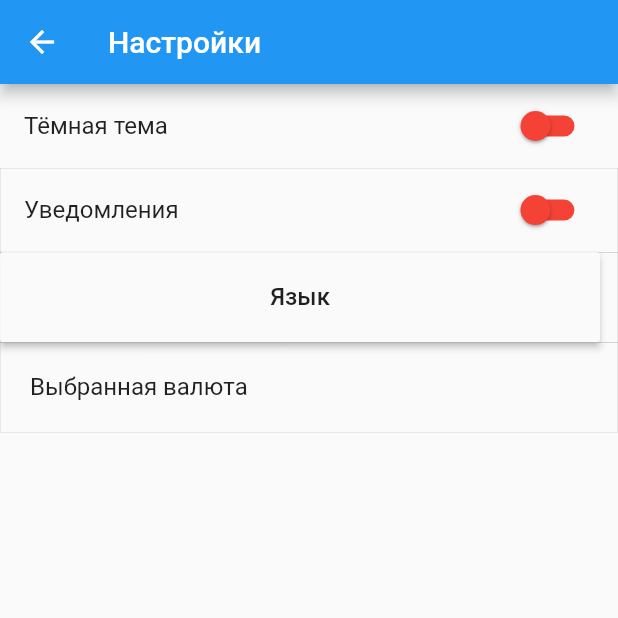
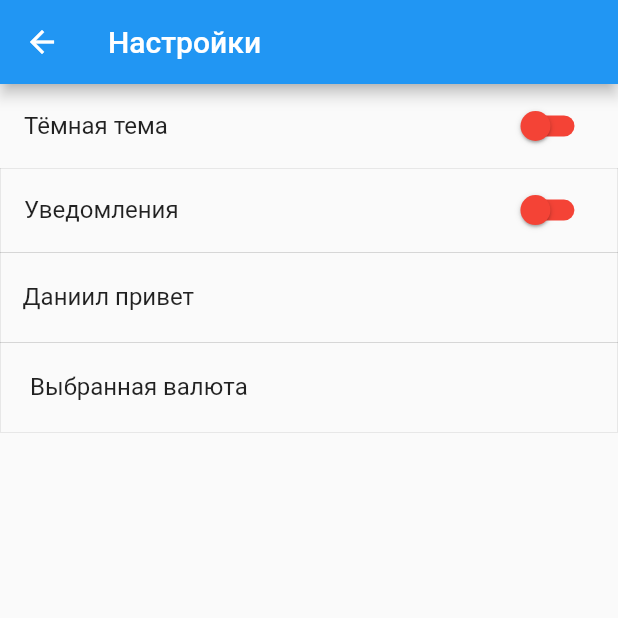
Before and after one commit to andryfaciy/Flatter_App, a Flutter app: the screen it shows after launch, in the side drawer, after a tap on "Настройки", on a phone screen of 412 x 824 dp, the top half of it. Run offline on Flutter 3.47's test engine with Material 2 defaults, Android fonts, the phone set to English and light mode, and no system bars.

Commit message:
Update main.dart

```diff
--- a/flutter_app/lib/main.dart
+++ b/flutter_app/lib/main.dart
@@ -117,7 +117,6 @@ class _TabsPageState extends State<SettingsPage>{
           activeColor: Colors.green,
           inactiveTrackColor: Colors.red,
           inactiveThumbColor: Colors.red,
-
         ),
       ),
           new Container( alignment: FractionalOffset(0.95, 0.02),
@@ -144,22 +143,23 @@ class _TabsPageState extends State<SettingsPage>{
               inactiveThumbColor: Colors.red,
             ),
           ),
-          Container(
+          GestureDetector(
+            onTap: () {
+              print("Tapped a Container");
+            },
+            child: Container(
+            height: 60,
+            width: MediaQuery.of(context).size.width,
             alignment: Alignment.centerLeft,
             decoration: BoxDecoration(
                 border: Border.all(
                   width: 0.05,
                 )
             ),
-            child: ButtonTheme(
-              height: 60,
-              minWidth: 400,
-              child: RaisedButton(
-                onPressed: (){} ,
-                child: Text('Язык', style: TextStyle(fontSize: 16)),
-                color: Colors.grey[50],
-              ),
-            ),
+           child: Padding(
+             padding: EdgeInsets.fromLTRB(15, 0, 0, 0),
+             child: Text("Даниил привет",style: TextStyle(fontSize: 16), textAlign: TextAlign.left),),
+          ),
           ),
           new Container(
             height: 60,
@@ -183,16 +183,17 @@ class Global{
   static final shared =Global();
   bool isInstructionView = false;
 }
+
 class TemplatesPage extends StatelessWidget {   //Экран Шаблоны
   @override
   Widget build(BuildContext context) {
     return Scaffold(
       appBar: AppBar(title: Text('Шаблоны'),
       ),
-
     );
   }
 }
+
 class WalletsPage extends StatelessWidget {   //Экран кошельков
   @override
   Widget build(BuildContext context) {
@@ -207,12 +208,14 @@ class WalletsPage extends StatelessWidget {   //Экран кошельков
     );
   }
 }
+
 class BodyLayout extends StatelessWidget {
   @override
   Widget build(BuildContext context) {
     return _myListView(context);
   }
 }
+
 Widget _myListView(BuildContext context) {
   return ListView(
     children: ListTile.divideTiles(
@@ -232,8 +235,6 @@ Widget _myListView(BuildContext context) {
   );
 }
 
-
-//Болгов лох
 class ReportsPage extends StatelessWidget {   //Экран отчетов
   Widget build(BuildContext context) {
     return Scaffold(
```
